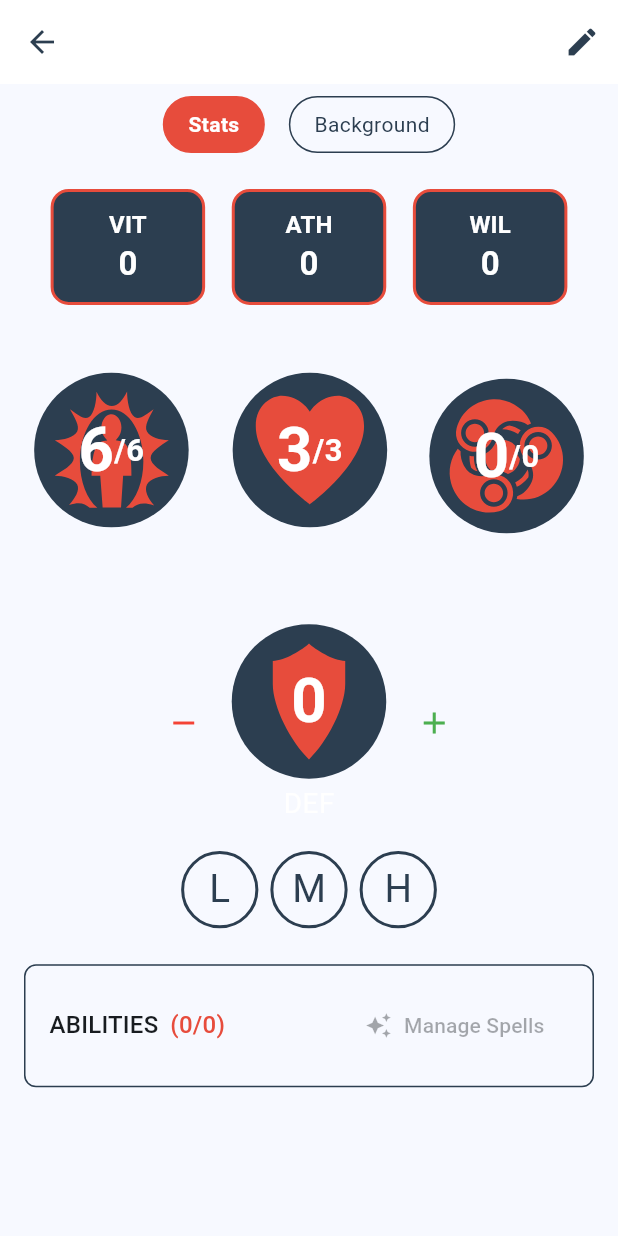
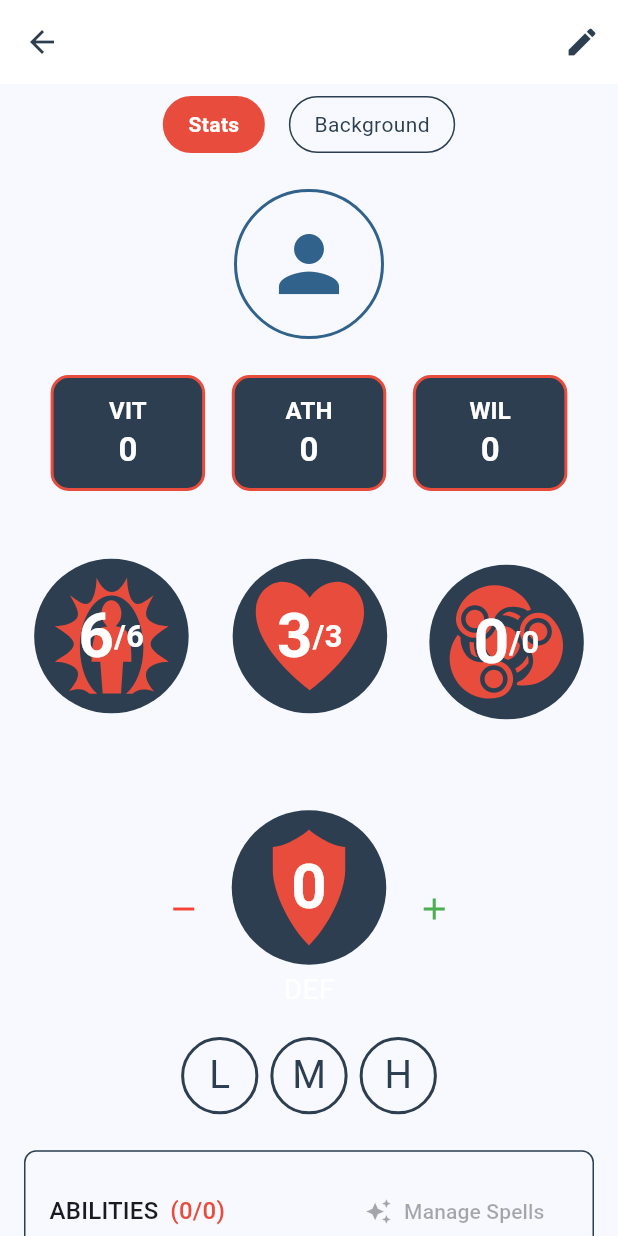
Before and after one commit to remideboer/titterpig, a Flutter app: the CharacterSheetScreen screen opened directly with empty values, on a phone screen of 412 x 824 dp. Run offline on Flutter 3.47's test engine with Material 3 defaults, Android fonts, the phone set to English and light mode, and no system bars; our stand-ins replace audioplayers, flutter_riverpod, flutter_svg, freezed_annotation, google_sign_in, image_picker and 1 more; missing offline and left inert: googleapis; accounts and stored records are empty.

Commit message:
feat(ui): add avatar display to character sheet
               - Add avatar display above main stats
               - Implement default avatar fallback
               - Match styling with app theme

```diff
--- a/lib/screens/character_sheet_screen.dart
+++ b/lib/screens/character_sheet_screen.dart
@@ -24,6 +24,8 @@ import '../widgets/character_background_view.dart';
 import '../widgets/spell_list_item.dart';
 import '../utils/snackbar_service.dart';
 import 'package:flutter_riverpod/flutter_riverpod.dart';
+import '../widgets/avatar_selector.dart';
+import 'dart:io';
 
 class CharacterSheetScreen extends StatefulWidget {
   final Character character;
@@ -377,6 +379,34 @@ class _CharacterSheetScreenState extends State<CharacterSheetScreen> {
           child: Column(
             crossAxisAlignment: CrossAxisAlignment.start,
             children: [
+              // Avatar display
+              Center(
+                child: Container(
+                  width: 100,
+                  height: 100,
+                  margin: const EdgeInsets.only(bottom: 24),
+                  decoration: BoxDecoration(
+                    shape: BoxShape.circle,
+                    color: Theme.of(context).colorScheme.surface,
+                    border: Border.all(
+                      color: Theme.of(context).colorScheme.primary,
+                      width: 2,
+                    ),
+                  ),
+                  child: ClipOval(
+                    child: _character.avatarPath != null
+                        ? Image.file(
+                            File(_character.avatarPath!),
+                            fit: BoxFit.cover,
+                            errorBuilder: (context, error, stackTrace) {
+                              return _buildDefaultAvatar();
+                            },
+                          )
+                        : _buildDefaultAvatar(),
+                  ),
+                ),
+              ),
+
               // Main stats row (VIT, ATH, WIL)
               Row(
                 mainAxisAlignment: MainAxisAlignment.spaceEvenly,
@@ -571,6 +601,14 @@ class _CharacterSheetScreenState extends State<CharacterSheetScreen> {
           ),
         ),
       ],
+    );
+  }
+
+  Widget _buildDefaultAvatar() {
+    return Icon(
+      Icons.person,
+      size: 60,
+      color: Theme.of(context).colorScheme.primary,
     );
   }
 
```
